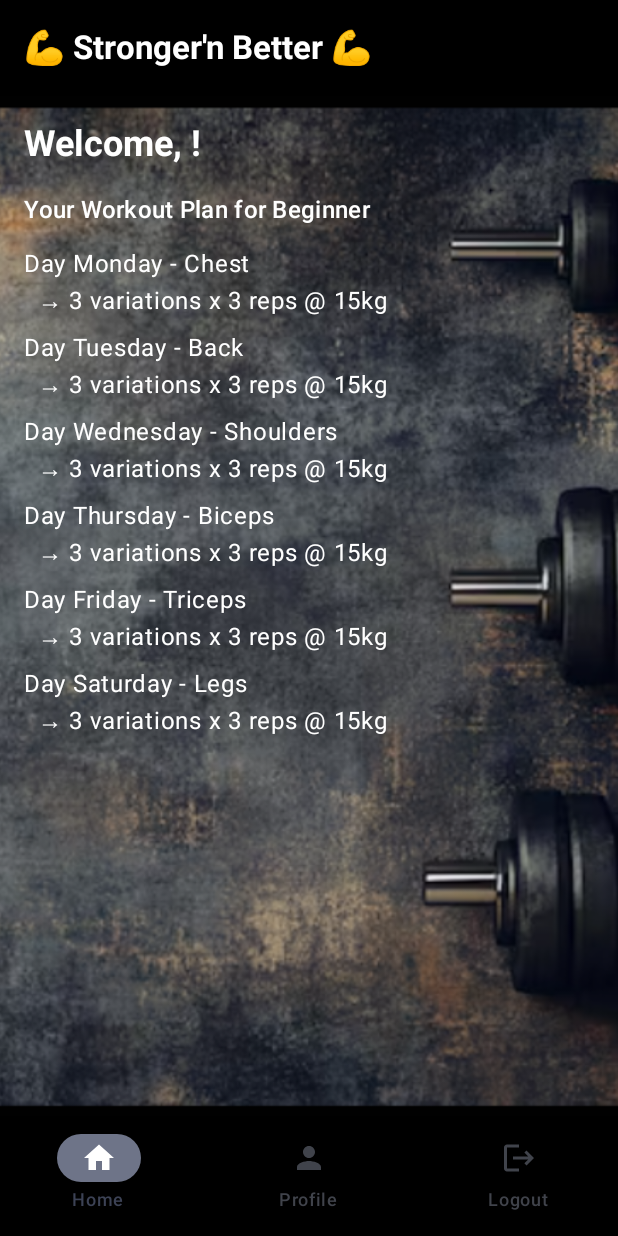
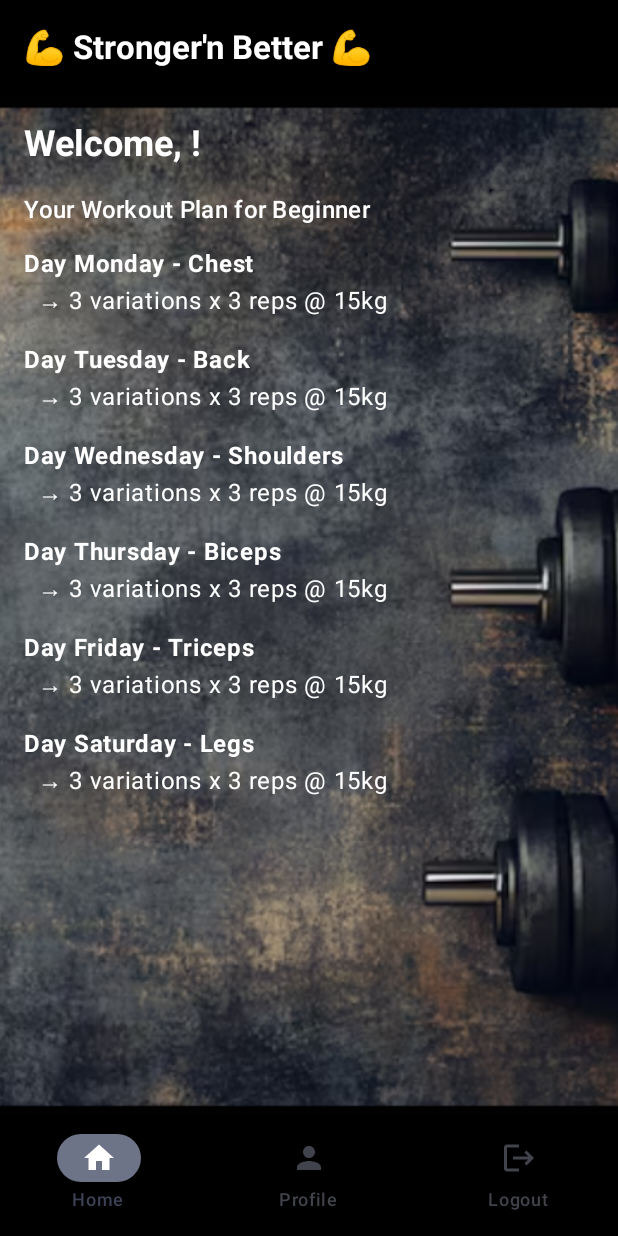
Before and after one commit to nithishpatel04/WorkoutDietPlanApp, an Android app built with Jetpack Compose: the HomeScreen screen opened through its navigation route, on a phone screen of 412 x 824 dp. Run offline under Robolectric (Android 15) with nearby library versions, the phone set to English and light mode, and no system bars.

```diff
--- a/app/src/main/java/com/example/workoutdietplanapp/views/HomeScreen.kt
+++ b/app/src/main/java/com/example/workoutdietplanapp/views/HomeScreen.kt
@@ -124,9 +124,9 @@ fun HomeScreen(navController: NavHostController, userViewModel: UserViewModel) {
                         LazyColumn {
                             items(workouts.size) { index ->
                                 val w = workouts[index]
-                                Text("Day ${w.day} - ${w.workout}", color = Color.White)
-                                Text("  → ${w.variations} variations x ${w.reps} reps @ ${w.maxWeightKg}kg", color = Color.White)
-                                Spacer(modifier = Modifier.height(8.dp))
+                                Text("Day ${w.day} - ${w.workout}", color = Color.White, fontWeight = FontWeight.Bold, modifier = Modifier.fillMaxSize())
+                                Text("  → ${w.variations} variations x ${w.reps} reps @ ${w.maxWeightKg}kg", color = Color.White, modifier = Modifier.fillMaxSize())
+                                Spacer(modifier = Modifier.height(16.dp))
                             }
                         }
                     } else {
```
Also changed, not shown: app/src/main/java/com/example/workoutdietplanapp/utils/UserPreferences.kt (added, +31 -0 lines), 1 other file.
